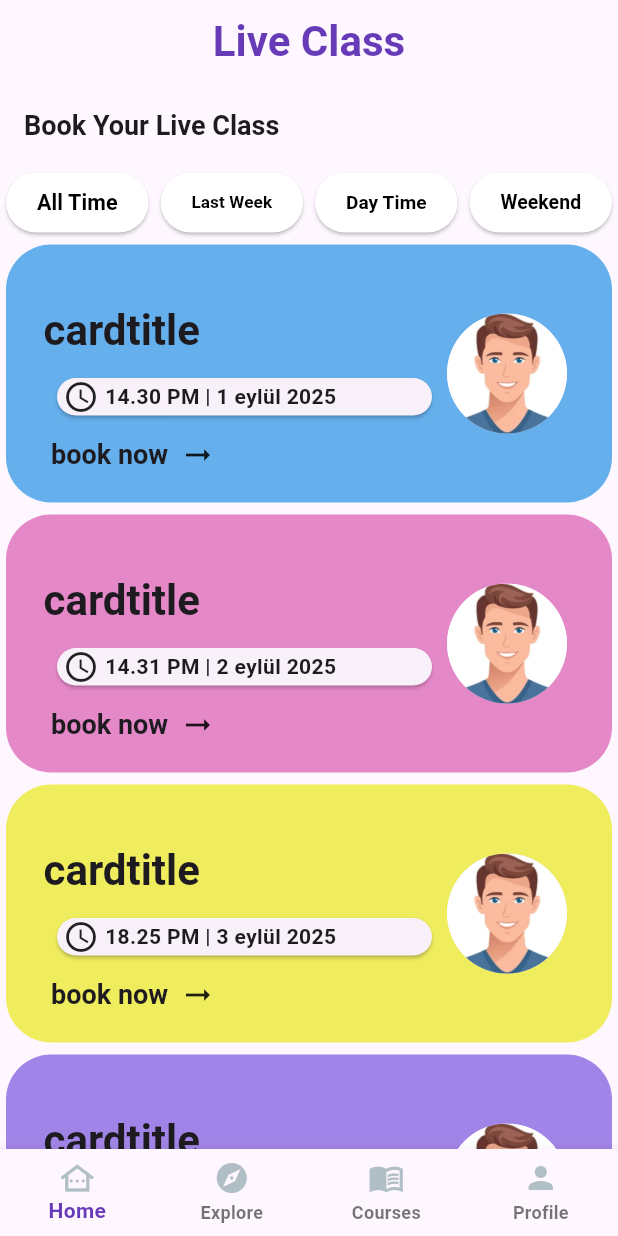
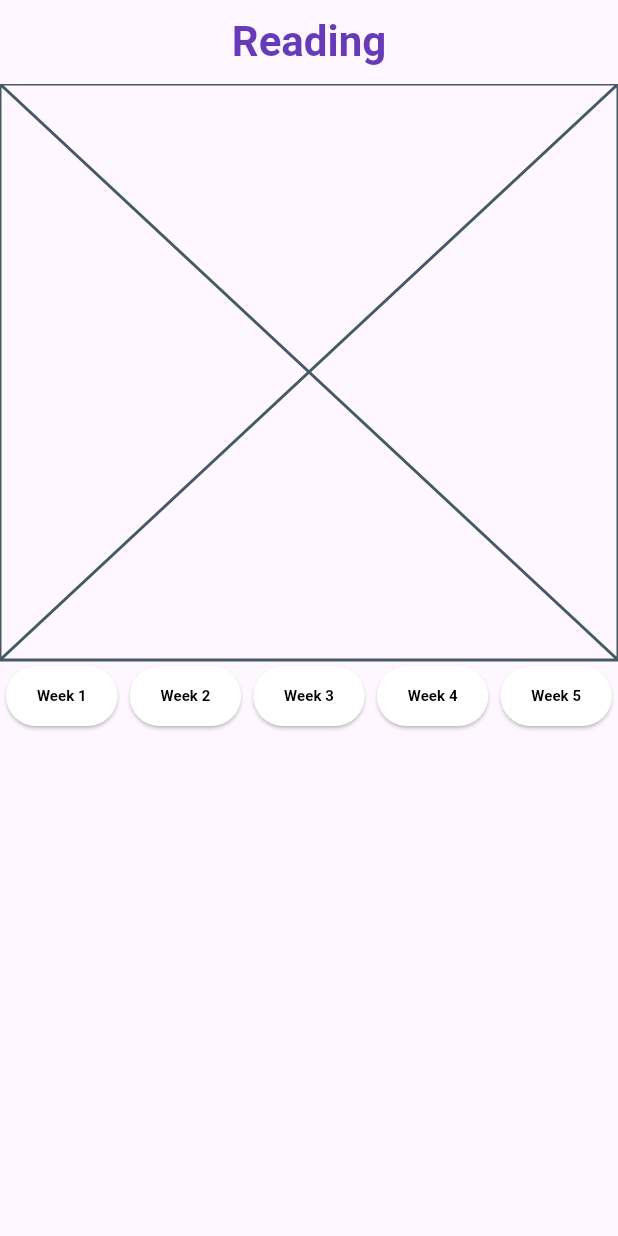
Before and after one commit to uluckabd/flutter_design_draft, a Flutter app: the screen it shows after launch, on a phone screen of 412 x 824 dp. Run offline on Flutter 3.47's test engine with Material 3 defaults, Android fonts, the phone set to English and light mode, and no system bars; our stand-ins replace percent_indicator.

Commit message:
kurs detay sayfasına baslandı

```diff
--- a/lib/Babble_App/CoursesPage.dart
+++ b/lib/Babble_App/CoursesPage.dart
@@ -188,7 +188,7 @@ class bodycard extends StatelessWidget {
             Padding(
               padding: const EdgeInsets.only(right: 30),
               child: CircleAvatar(
-                radius: 40, // yarıçap (80px için 40 veriyoruz)
+                radius: 40,
                 backgroundImage: AssetImage(
                   "lib/Babble_App/assets/image/coursepageprofil.png",
                 ),
--- /dev/null
+++ b/lib/Babble_App/DetailPage.dart
@@ -0,0 +1,76 @@
+import 'package:flutter/material.dart';
+
+class Detailpage extends StatefulWidget {
+  const Detailpage({super.key});
+
+  @override
+  State<Detailpage> createState() => _DetailpageState();
+}
+
+class _DetailpageState extends State<Detailpage> {
+  @override
+  Widget build(BuildContext context) {
+    return Scaffold(
+      appBar: AppBar(
+        centerTitle: true,
+        title: Text(
+          "Reading",
+          style: Theme.of(
+            context,
+          ).textTheme.headlineLarge?.copyWith(color: Colors.deepPurple),
+        ),
+      ),
+      body: Column(
+        children: [
+          Expanded(child: Placeholder(), flex: 2),
+          Expanded(
+            child: Column(
+              children: [
+                Row(
+                  children: [
+                    detailbuttons(ButtonText: "Week 1"),
+                    detailbuttons(ButtonText: "Week 2"),
+                    detailbuttons(ButtonText: "Week 3"),
+                    detailbuttons(ButtonText: "Week 4"),
+                    detailbuttons(ButtonText: "Week 5"),
+                  ],
+                ),
+              ],
+            ),
+            flex: 2,
+          ),
+        ],
+      ),
+    );
+  }
+}
+
+class detailbuttons extends StatelessWidget {
+  const detailbuttons({super.key, required this.ButtonText});
+
+  final String ButtonText;
+
+  @override
+  Widget build(BuildContext context) {
+    return Expanded(
+      // Buton 1
+      child: Padding(
+        // Butonlar arasına boşluk
+        padding: const EdgeInsets.symmetric(horizontal: 4.0),
+        child: ElevatedButton(
+          style: ElevatedButton.styleFrom(
+            backgroundColor: Colors.white,
+            foregroundColor: Colors.black,
+          ),
+          onPressed: () {},
+          child: FittedBox(
+            child: Text(
+              "$ButtonText",
+              style: TextStyle(fontWeight: FontWeight.bold),
+            ),
+          ),
+        ),
+      ),
+    );
+  }
+}
--- a/lib/main.dart
+++ b/lib/main.dart
@@ -1,5 +1,6 @@
 import 'package:flutter/material.dart';
 import 'package:flutter_design_draft/Babble_App/CoursesPage.dart';
+import 'package:flutter_design_draft/Babble_App/DetailPage.dart';
 import 'package:flutter_design_draft/Babble_App/MainPage.dart';
 
 void main() {
@@ -25,7 +26,7 @@ class MyApp extends StatelessWidget {
         ),
       ),
 
-      home: CoursesPage(),
+      home: Detailpage(),
     );
   }
 }
```
